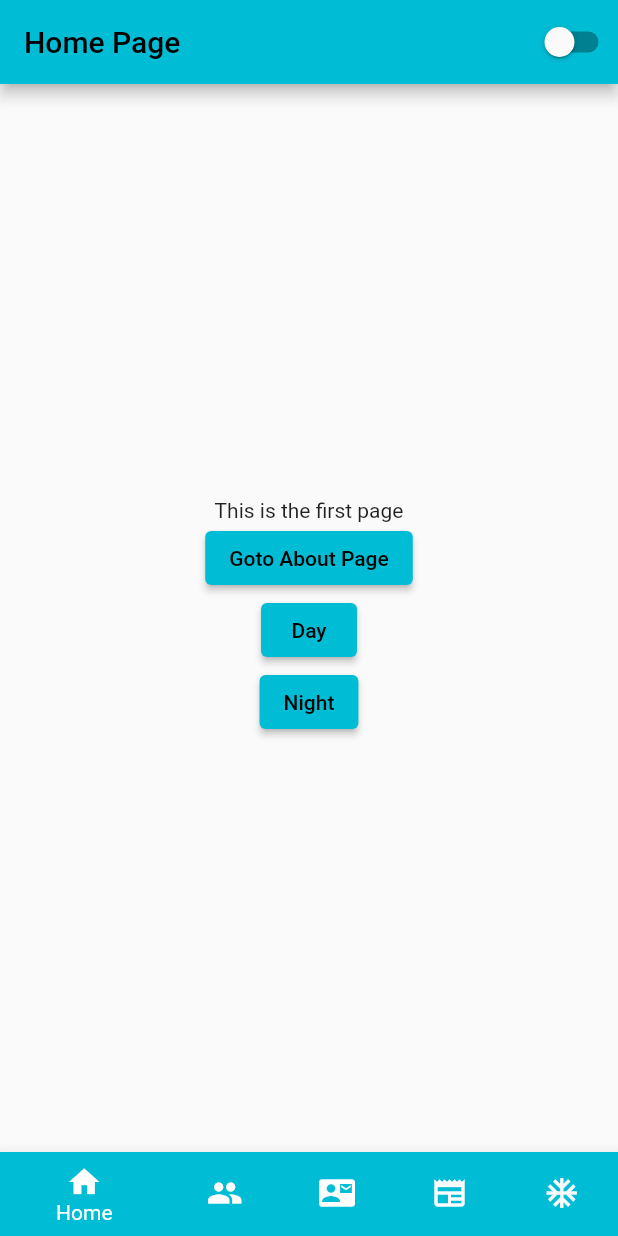
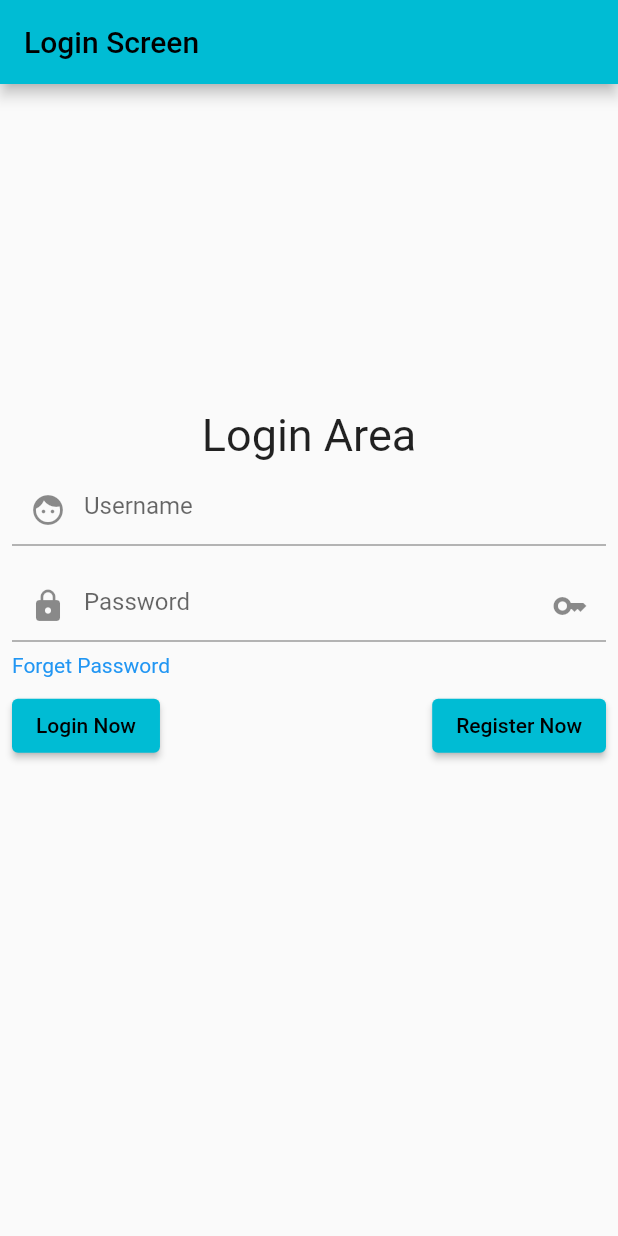
Before and after one commit to imshibaji/flutter_clean_architecture, a Flutter app: the screen it shows after launch, on a phone screen of 412 x 824 dp. Run offline on Flutter 3.47's test engine with Material 2 defaults, Android fonts, the phone set to English and light mode, and no system bars; our stand-ins replace dio, shared_preferences.

Commit message:
Login Functionality Added

```diff
--- a/lib/config/app_routes.dart
+++ b/lib/config/app_routes.dart
@@ -1,3 +1,5 @@
+import 'package:clean_archetructure/features/login_mod/login_app.dart';
+
 import '../core/classes/route_manager.dart';
 import '../features/feature-2/feature_app.dart';
 import '../features/main_app/app.dart';
@@ -6,5 +8,6 @@ class Routes extends RouteManager {
   Routes() {
     addAll(App().routes);
     addAll(FeatureApp().routes);
+    addAll(LoginApp().routes);
   }
 }
--- /dev/null
+++ b/lib/features/login_mod/controller/login_controller.dart
@@ -0,0 +1,15 @@
+import 'package:clean_archetructure/features/login_mod/screens/mobile/login_mobile_screen.dart';
+import 'package:flutter/material.dart';
+
+class LoginController extends StatelessWidget {
+  const LoginController({Key? key}) : super(key: key);
+
+  @override
+  Widget build(BuildContext context) {
+    return Title(
+      title: 'Login Section',
+      color: Colors.blue,
+      child: const LoginMobileScreen(),
+    );
+  }
+}
--- /dev/null
+++ b/lib/features/login_mod/login_app.dart
@@ -0,0 +1,8 @@
+import 'package:clean_archetructure/core/classes/route_manager.dart';
+import 'package:clean_archetructure/features/login_mod/controller/login_controller.dart';
+
+class LoginApp extends RouteManager {
+  LoginApp() {
+    addRoute('/login', (context) => const LoginController());
+  }
+}
--- /dev/null
+++ b/lib/features/login_mod/screens/mobile/login_mobile_screen.dart
@@ -0,0 +1,72 @@
+import 'dart:developer';
+
+import 'package:clean_archetructure/core/helpers/login_helper.dart';
+import 'package:clean_archetructure/features/login_mod/widgets/widget_functions.dart';
+import 'package:flutter/material.dart';
+
+class LoginMobileScreen extends StatefulWidget {
+  const LoginMobileScreen({
+    Key? key,
+    void Function(String username, String password)? onLogged,
+  }) : super(key: key);
+
+  @override
+  State<LoginMobileScreen> createState() => _LoginMobileScreenState();
+}
+
+class _LoginMobileScreenState extends State<LoginMobileScreen> {
+  final GlobalKey<FormState> _globalKey = GlobalKey<FormState>();
+  bool _isPasswordHide = true;
+  String? username, password;
+
+  @override
+  Widget build(BuildContext context) {
+    return Scaffold(
+      appBar: AppBar(
+        title: const Text('Login Screen'),
+      ),
+      body: Form(
+        key: _globalKey,
+        child: ListView(
+          children: [
+            SizedBox(
+              height: MediaQuery.of(context).size.height / 3.8,
+            ),
+
+            const Center(
+              child: Text(
+                'Login Area',
+                style: TextStyle(fontSize: 30),
+              ),
+            ),
+
+            // Username Fields
+            usernameField(
+              onValid: (user) => username = user,
+            ),
+
+            // Password Fields
+            passwordField(
+              onValid: (pass) => password = pass,
+              passHide: _isPasswordHide,
+              onKeyBtnPressed: (val) {
+                setState(() {
+                  _isPasswordHide = val;
+                });
+              },
+            ),
+
+            // Buttons Fields
+            forgetButton(),
+            loginRegisterButtons(
+                key: _globalKey,
+                onLogin: () {
+                  log('username: $username, password: $password');
+                  doAuth(context, username!, password!);
+                }),
+          ],
+        ),
+      ),
+    );
+  }
+}
--- /dev/null
+++ b/lib/features/login_mod/widgets/widget_functions.dart
@@ -0,0 +1,102 @@
+import 'package:flutter/material.dart';
+
+Padding passwordField({
+  String? Function(String?)? onValid,
+  bool passHide = true,
+  void Function(bool)? onKeyBtnPressed,
+}) {
+  return Padding(
+    padding: const EdgeInsets.all(8.0),
+    child: TextFormField(
+      obscureText: passHide,
+      decoration: InputDecoration(
+        hintText: 'Password',
+        prefixIcon: const Icon(Icons.lock),
+        suffixIcon: IconButton(
+            onPressed: () {
+              passHide = !passHide;
+              onKeyBtnPressed!(passHide);
+            },
+            icon: Icon(passHide ? Icons.key : Icons.key_off)),
+      ),
+      validator: (val) {
+        if (val == null || val.isEmpty) {
+          return 'Please Input password';
+        }
+        onValid!(val);
+        return null;
+      },
+    ),
+  );
+}
+
+Padding usernameField({String? Function(String?)? onValid}) {
+  return Padding(
+    padding: const EdgeInsets.all(8.0),
+    child: TextFormField(
+      decoration: const InputDecoration(
+        hintText: 'Username',
+        prefixIcon: Icon(Icons.face),
+      ),
+      validator: (val) {
+        if (val == null || val.isEmpty) {
+          return 'Please Input username';
+        }
+        onValid!(val);
+        return null;
+      },
+    ),
+  );
+}
+
+Padding loginRegisterButtons({
+  GlobalKey<FormState>? key,
+  void Function()? onLogin,
+  void Function()? onRegister,
+}) {
+  return Padding(
+    padding: const EdgeInsets.all(8.0),
+    child: Row(
+      mainAxisAlignment: MainAxisAlignment.spaceBetween,
+      children: [
+        ElevatedButton(
+          onPressed: () {
+            if (key!.currentState!.validate()) {
+              debugPrint('Login Validate');
+              onLogin!();
+            }
+          },
+          child: const Text('Login Now'),
+        ),
+        ElevatedButton(
+          onPressed: () {
+            if (key!.currentState!.validate()) {
+              debugPrint('Register now');
+              onRegister!();
+            }
+          },
+          child: const Text('Register Now'),
+        ),
+      ],
+    ),
+  );
+}
+
+Padding forgetButton() {
+  return Padding(
+    padding: const EdgeInsets.symmetric(horizontal: 8.0),
+    child: Row(
+      children: [
+        GestureDetector(
+          onTap: () {
+            debugPrint('Forget Password Click');
+          },
+          child: const Text(
+            'Forget Password',
+            style: TextStyle(color: Colors.blue),
+          ),
+        ),
+      ],
+    ),
+  );
+}
--- a/lib/features/main_app/Screens/mobile/home.dart
+++ b/lib/features/main_app/Screens/mobile/home.dart
@@ -1,7 +1,7 @@
 import 'package:clean_archetructure/core/classes/route_manager.dart';
 import 'package:clean_archetructure/config/app_theme.dart';
+import 'package:clean_archetructure/core/helpers/actions_helper.dart';
 import 'package:clean_archetructure/features/main_app/widgets/bottom_bar.dart';
-import 'package:clean_archetructure/features/main_app/widgets/day_night_switch.dart';
 import 'package:flutter/material.dart';
 import 'package:provider/provider.dart';
 
@@ -29,7 +29,7 @@ class _HomeState extends State<Home> {
     return Scaffold(
       appBar: AppBar(
         title: Text(widget.title!),
-        actions: const [DayNightSwitch()],
+        actions: actionsMenu(context),
       ),
       body: SizedBox(
         width: double.infinity,
--- a/lib/features/main_app/controllers/main/home_controller.dart
+++ b/lib/features/main_app/controllers/main/home_controller.dart
@@ -1,3 +1,4 @@
+import 'package:clean_archetructure/core/helpers/login_helper.dart';
 import 'package:flutter/material.dart';
 
 import '../../Screens/mobile/home.dart' as mobile;
@@ -10,6 +11,8 @@ class HomeController extends StatelessWidget {
 
   @override
   Widget build(BuildContext context) {
+    checkLogin(context);
+
     Size size = MediaQuery.of(context).size;
     // log(size.width.toString());
 
```
Also changed, not shown: lib/config/app_cache.dart (+34 -1 lines), lib/core/helpers/actions_helper.dart (added, +15 -0 lines), lib/core/helpers/login_helper.dart (added, +34 -0 lines), lib/features/login_mod/screens/desktop/login_desktop_screen.dart (added, +49 -0 lines), lib/features/login_mod/screens/tablet/login_tablet_screen.dart (added, +121 -0 lines).
